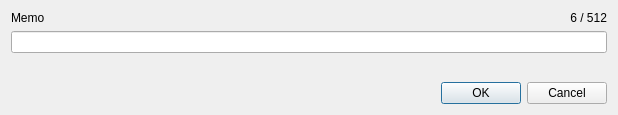
First picture: the form in src/memodialog.ui, repository z-bitcoinz/BitcoinZ_Blue, before the edit.
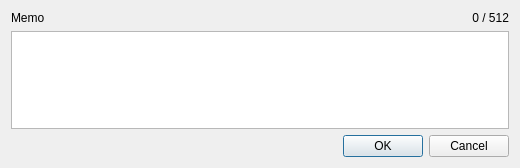
Second picture: the form after the edit.

Commit message: Handle long memos

Patch:
```diff
--- a/src/memodialog.ui
+++ b/src/memodialog.ui
@@ -6,17 +6,14 @@
    <rect>
     <x>0</x>
     <y>0</y>
-    <width>618</width>
-    <height>115</height>
+    <width>520</width>
+    <height>168</height>
    </rect>
   </property>
   <property name="windowTitle">
    <string>Dialog</string>
   </property>
   <layout class="QGridLayout" name="gridLayout">
-   <item row="1" column="0" colspan="2">
-    <widget class="QLineEdit" name="memoTxt"/>
-   </item>
    <item row="0" column="0">
     <widget class="QLabel" name="label">
      <property name="text">
@@ -27,14 +24,14 @@
    <item row="0" column="1">
     <widget class="QLabel" name="memoSize">
      <property name="text">
-      <string>6 / 512</string>
+      <string>0 / 512</string>
      </property>
      <property name="alignment">
       <set>Qt::AlignRight|Qt::AlignTrailing|Qt::AlignVCenter</set>
      </property>
     </widget>
    </item>
-   <item row="3" column="0" colspan="2">
+   <item row="2" column="0" colspan="2">
     <widget class="QDialogButtonBox" name="buttonBox">
      <property name="orientation">
       <enum>Qt::Horizontal</enum>
@@ -44,18 +41,8 @@
      </property>
     </widget>
    </item>
-   <item row="2" column="0" colspan="2">
-    <spacer name="verticalSpacer">
-     <property name="orientation">
-      <enum>Qt::Vertical</enum>
-     </property>
-     <property name="sizeHint" stdset="0">
-      <size>
-       <width>20</width>
-       <height>40</height>
-      </size>
-     </property>
-    </spacer>
+   <item row="1" column="0" colspan="2">
+    <widget class="QPlainTextEdit" name="memoTxt"/>
    </item>
   </layout>
  </widget>
```
The commit also changes 6 other files.
